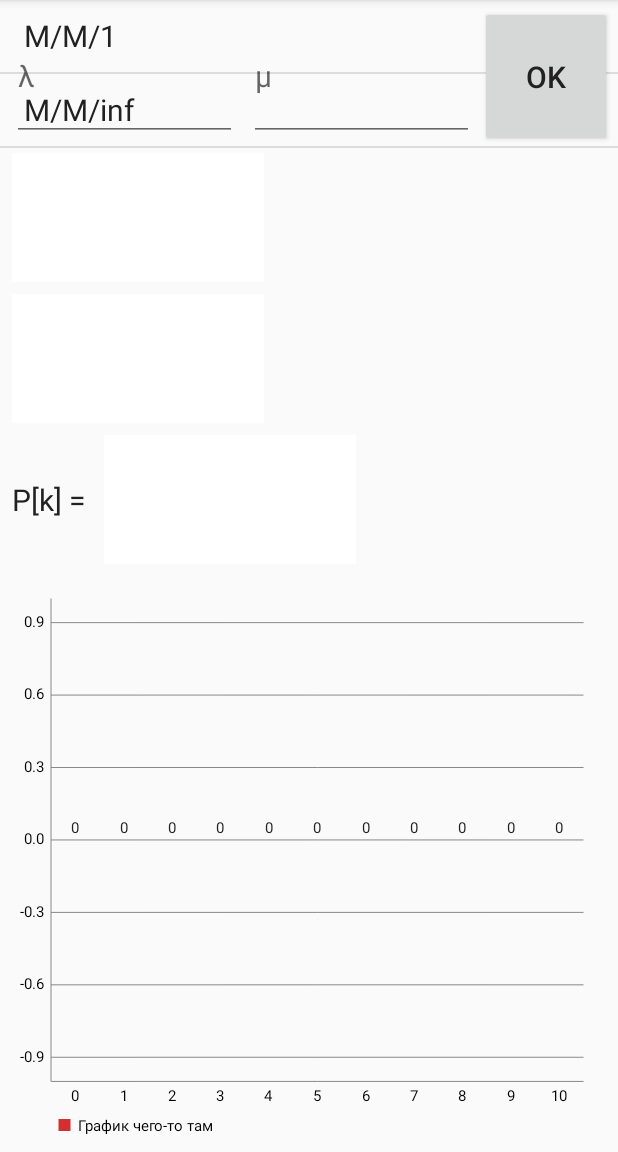
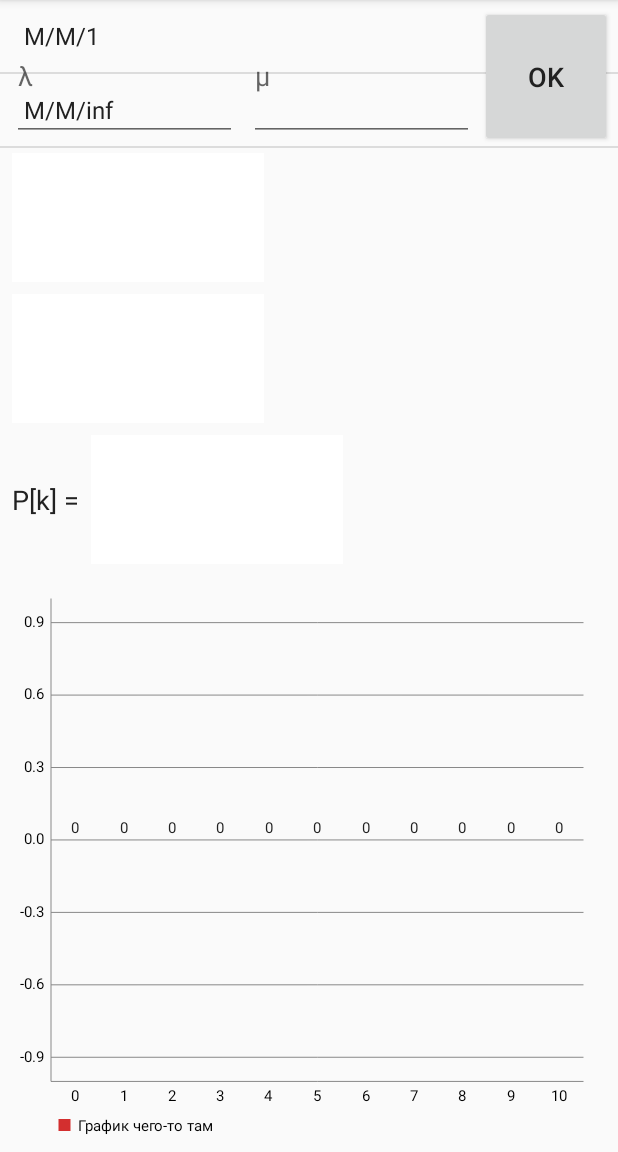
Before and after one commit to DmitriySimakov/Queue, an Android app: the fragment ModelCalculationFragment placed in its activity, on a phone screen of 412 x 824 dp, the part 84-1236 px from its top. Run offline under Robolectric (Android 15) with nearby library versions, the phone set to English and light mode, and no system bars; 1 statement that could not run was skipped.

Commit message:
Added some fixes

```diff
--- a/MPChartLib/build.gradle
+++ b/MPChartLib/build.gradle
@@ -5,7 +5,7 @@ apply plugin: 'maven'
 
 android {
     compileSdkVersion 25
-    buildToolsVersion '25.0.0'
+    buildToolsVersion '26.0.2'
     // resourcePrefix 'mpcht'
     defaultConfig {
         minSdkVersion 9
--- a/app/src/main/java/com/dmitry_simakov/queue/fragments/BarGraphFragment.java
+++ b/app/src/main/java/com/dmitry_simakov/queue/fragments/BarGraphFragment.java
@@ -29,6 +29,9 @@ public class BarGraphFragment extends Fragment implements OnChartValueSelectedLi
 
     private float[] YValues;
 
+    TextView p1TV;
+    TextView pTV;
+
     @Override
     public View onCreateView(
             LayoutInflater inflater, ViewGroup container, Bundle savedInstanceState) {
@@ -39,6 +42,10 @@ public class BarGraphFragment extends Fragment implements OnChartValueSelectedLi
         if (bundle != null) {
             YValues = bundle.getFloatArray(ModelCalculationFragment.P_VALUES);
         }
+
+        // Получаем TextViews для OnChartValueSelectedListener
+        p1TV = getActivity().findViewById(R.id.p1_TV);
+        pTV = getActivity().findViewById(R.id.p_TV);
 
         // Содздаём гистограмму
         chart = new BarChart(getActivity());
@@ -105,15 +112,14 @@ public class BarGraphFragment extends Fragment implements OnChartValueSelectedLi
 
     @Override
     public void onValueSelected(Entry e, Highlight h) {
-        TextView p1TV = getActivity().findViewById(R.id.p1_TV);
         int k = (int) e.getX();
         p1TV.setText("P[" + k + "] =");
-        TextView pTV = getActivity().findViewById(R.id.p_TV);
         pTV.setText("= " + e.getY());
     }
 
     @Override
     public void onNothingSelected() {
-
+        p1TV.setText(getString(R.string.p_k));
+        pTV.setText("");
     }
 }
--- a/app/src/main/res/layout/content_model_calc_frag.xml
+++ b/app/src/main/res/layout/content_model_calc_frag.xml
@@ -5,7 +5,8 @@
     xmlns:app="http://schemas.android.com/apk/res-auto"
     android:orientation="vertical"
     android:layout_width="match_parent"
-    android:layout_height="match_parent">
+    android:layout_height="match_parent"
+    android:theme="@style/AppTheme.Context">
 
     <LinearLayout
         android:orientation="horizontal"
@@ -95,7 +96,7 @@
 
         <TextView
             android:id="@+id/p1_TV"
-            android:text="P[k] = "
+            android:text="@string/p_k"
             android:gravity="center_vertical"
             android:layout_width="wrap_content"
             android:layout_height="match_parent"
--- a/app/src/main/res/layout/fragment_model_calculation.xml
+++ b/app/src/main/res/layout/fragment_model_calculation.xml
@@ -22,5 +22,4 @@
         android:layout_weight="1"
         android:layout_margin="@dimen/element_margin"/>
 
-
 </LinearLayout>
--- a/app/src/main/res/values/dimens.xml
+++ b/app/src/main/res/values/dimens.xml
@@ -1,5 +1,5 @@
 <resources>
     <dimen name="frame_padding">4dp</dimen>
     <dimen name="element_margin">4dp</dimen>
-    <dimen name="content_text_size">20sp</dimen>
+    <dimen name="content_text_size">18sp</dimen>
 </resources>
--- a/app/src/main/res/values/strings.xml
+++ b/app/src/main/res/values/strings.xml
@@ -12,4 +12,5 @@
     <string name="bargraph">Гистограмма</string>
     <string name="graph">График</string>
     <string name="table">Таблица</string>
+    <string name="p_k">P[k] =</string>
 </resources>
--- a/app/src/main/res/values/styles.xml
+++ b/app/src/main/res/values/styles.xml
@@ -5,8 +5,11 @@
         <item name="colorPrimary">@color/red_700</item>
         <item name="colorPrimaryDark">@color/red_900</item>
         <item name="colorAccent">@color/red_700</item>
+        <item name="android:textColor">@color/grey_900</item>
+    </style>
+
+    <style name="AppTheme.Context">
         <item name="android:textSize">@dimen/content_text_size</item>
-        <item name="android:textColor">@color/grey_900</item>
     </style>
 
     <style name="AppTheme.AppBarOverlay" parent="ThemeOverlay.AppCompat.Dark.ActionBar">
--- a/build.gradle
+++ b/build.gradle
@@ -3,9 +3,10 @@
 buildscript {
     repositories {
         jcenter()
+        google()
     }
     dependencies {
-        classpath 'com.android.tools.build:gradle:2.3.3'
+        classpath 'com.android.tools.build:gradle:3.0.0'
 
         // NOTE: Do not place your application dependencies here; they belong
         // in the individual module build.gradle files
@@ -15,6 +16,7 @@ buildscript {
 allprojects {
     repositories {
         jcenter()
+        google()
     }
 }
 
```
Also changed, not shown: app/build.gradle (+8 -7 lines), gradle/wrapper/gradle-wrapper.properties.
